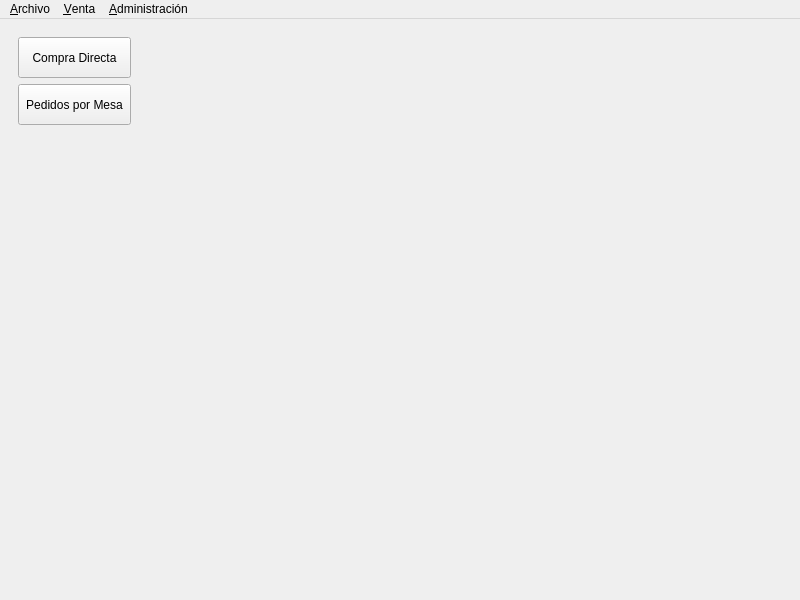
Before: the Qt Designer form nostro/main_window/main_window.ui in manuell12/CafeNostro, drawn with Qt 5.
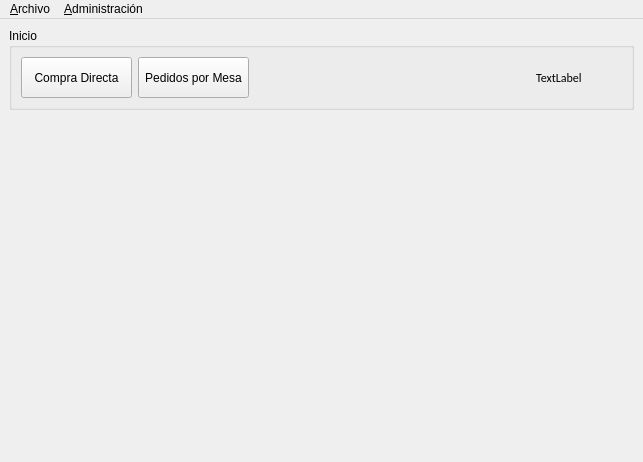
After: the same form once the commit is applied.

Commit message: barra superior, arreglado crear pedidos

```diff
--- a/nostro/main_window/main_window.ui
+++ b/nostro/main_window/main_window.ui
@@ -6,44 +6,33 @@
    <rect>
     <x>0</x>
     <y>0</y>
-    <width>800</width>
-    <height>600</height>
+    <width>643</width>
+    <height>462</height>
    </rect>
   </property>
   <property name="windowTitle">
    <string>CaféNostro</string>
   </property>
   <widget class="QWidget" name="centralwidget">
-   <layout class="QGridLayout" name="gridLayout">
-    <item row="1" column="0">
-     <spacer name="verticalSpacer">
-      <property name="orientation">
-       <enum>Qt::Vertical</enum>
-      </property>
-      <property name="sizeHint" stdset="0">
-       <size>
-        <width>20</width>
-        <height>40</height>
-       </size>
-      </property>
-     </spacer>
-    </item>
-    <item row="0" column="0">
-     <widget class="QWidget" name="widget_barra" native="true">
-      <property name="minimumSize">
-       <size>
-        <width>131</width>
-        <height>101</height>
-       </size>
-      </property>
-      <property name="maximumSize">
-       <size>
-        <width>131</width>
-        <height>531</height>
-       </size>
-      </property>
       <layout class="QVBoxLayout" name="verticalLayout">
        <item>
+     <widget class="QGroupBox" name="groupBox">
+      <property name="autoFillBackground">
+       <bool>true</bool>
+      </property>
+      <property name="title">
+       <string>Inicio</string>
+      </property>
+      <property name="checkable">
+       <bool>false</bool>
+      </property>
+      <property name="checked">
+       <bool>false</bool>
+      </property>
+      <layout class="QHBoxLayout" name="horizontalLayout_2">
+       <item>
+        <layout class="QHBoxLayout" name="horizontalLayout">
+         <item>
         <widget class="QPushButton" name="pushButton_compra_directa">
          <property name="minimumSize">
           <size>
@@ -69,10 +58,53 @@
          </property>
         </widget>
        </item>
-      </layout>
+         <item>
+          <spacer name="horizontalSpacer">
+           <property name="orientation">
+            <enum>Qt::Horizontal</enum>
+           </property>
+           <property name="sizeHint" stdset="0">
+            <size>
+             <width>40</width>
+             <height>20</height>
+            </size>
+           </property>
+          </spacer>
+         </item>
+         <item>
+          <widget class="QLabel" name="label_usuario">
+           <property name="font">
+            <font>
+             <family>Calibri</family>
+            </font>
+           </property>
+           <property name="text">
+            <string>TextLabel</string>
+           </property>
+          </widget>
+         </item>
+         <item>
+          <spacer name="horizontalSpacer_2">
+           <property name="orientation">
+            <enum>Qt::Horizontal</enum>
+           </property>
+           <property name="sizeType">
+            <enum>QSizePolicy::Fixed</enum>
+           </property>
+           <property name="sizeHint" stdset="0">
+            <size>
+             <width>40</width>
+             <height>20</height>
+            </size>
+           </property>
+          </spacer>
+         </item>
+        </layout>
+       </item>
+      </layout>
      </widget>
     </item>
-    <item row="0" column="1" rowspan="2">
+    <item>
      <widget class="QStackedWidget" name="stackedWidget">
       <widget class="QWidget" name="page_3"/>
       <widget class="QWidget" name="page_4"/>
@@ -89,7 +121,7 @@
     <rect>
      <x>0</x>
      <y>0</y>
-     <width>800</width>
+     <width>643</width>
      <height>21</height>
     </rect>
    </property>
@@ -103,15 +135,6 @@
     <addaction name="actionUsuarios"/>
     <addaction name="actionProductos"/>
    </widget>
-   <widget class="QMenu" name="menuVenta">
-    <property name="statusTip">
-     <string>Sección venta de la aplicación</string>
-    </property>
-    <property name="title">
-     <string>&amp;Venta</string>
-    </property>
-    <addaction name="actionRealizar_Venta"/>
-   </widget>
    <widget class="QMenu" name="menuArchivo">
     <property name="title">
      <string>&amp;Archivo</string>
@@ -120,7 +143,6 @@
     <addaction name="actionSalir"/>
    </widget>
    <addaction name="menuArchivo"/>
-   <addaction name="menuVenta"/>
    <addaction name="menuAdministraci_n"/>
   </widget>
   <action name="actionUsuarios">
```
Left out of the diff: 3 changed lines with no effect on the pictures. Lines whose indentation alone changed are shown as unchanged. The commit also changes 7 other files.
